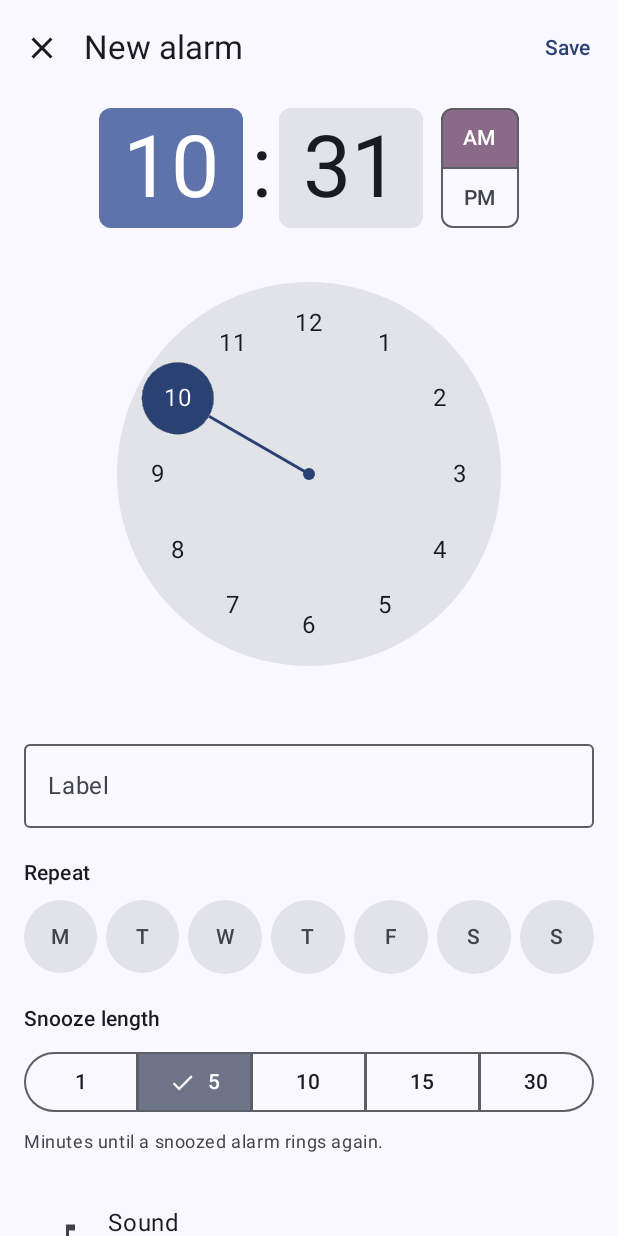
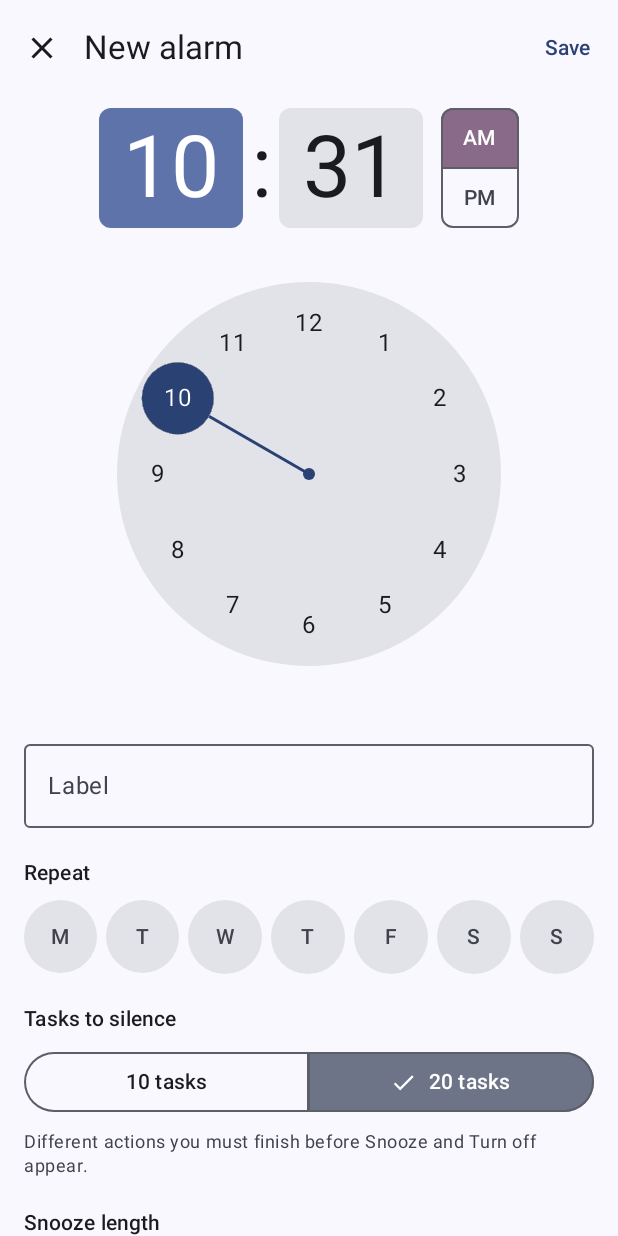
Before and after one commit to ltd2005the1st-source/clock-app, an Android app built with Jetpack Compose: the screen it shows after launch (MainActivity), after a tap on "Add alarm", on a phone screen of 412 x 824 dp. Run offline under Robolectric (Android 15) with nearby library versions, the phone set to English and light mode, and no system bars.

Commit message:
Add a 10-task option and a countdown mode
Each alarm (and each countdown) can ask for 10 or 20 different tasks;
10 is a random pick of the 20 challenge types. The new Countdown tab
starts a timer that rings exactly like an alarm when it runs out. A
running countdown can be cancelled before it rings.

Co-Authored-By: Claude Opus 5.5 <noreply@anthropic.com>
Claude-Session: https://claude.ai/code/session_017t8VGTdcqpjSHSj3kpP8e5

```diff
--- a/app/src/main/java/com/maxalarm/alarm/AlarmService.kt
+++ b/app/src/main/java/com/maxalarm/alarm/AlarmService.kt
@@ -22,7 +22,6 @@ import androidx.core.content.ContextCompat
 import com.maxalarm.MaxAlarmApp
 import com.maxalarm.R
 import com.maxalarm.core.Alarm
-import com.maxalarm.core.SNOOZE_STEPS
 import com.maxalarm.data.AlarmStore
 import com.maxalarm.ui.ringing.RingingActivity
 
@@ -179,11 +178,12 @@ class AlarmService : Service() {
             this, 0, RingingActivity.intent(this),
             PendingIntent.FLAG_UPDATE_CURRENT or PendingIntent.FLAG_IMMUTABLE,
         )
-        val title = ringing.lastOrNull()?.label?.takeIf { it.isNotBlank() } ?: "Alarm"
+        val title = ringing.lastOrNull()?.label?.takeIf { it.isNotBlank() }
+            ?: if (ringing.lastOrNull()?.id == Alarm.COUNTDOWN_ID) "Countdown finished" else "Alarm"
         return NotificationCompat.Builder(this, MaxAlarmApp.CHANNEL_RINGING)
             .setSmallIcon(R.drawable.ic_stat_alarm)
             .setContentTitle(title)
-            .setContentText("Complete all $SNOOZE_STEPS steps to snooze or turn it off. Tap to open.")
+            .setContentText("Finish all the tasks to snooze or turn it off. Tap to open.")
             .setCategory(NotificationCompat.CATEGORY_ALARM)
             .setPriority(NotificationCompat.PRIORITY_MAX)
             .setVisibility(NotificationCompat.VISIBILITY_PUBLIC)
--- a/app/src/main/java/com/maxalarm/alarm/RingSession.kt
+++ b/app/src/main/java/com/maxalarm/alarm/RingSession.kt
@@ -20,13 +20,17 @@ object RingSession {
         val current: ChallengeStep? get() = steps.getOrNull(completed)
         /** When several alarms ring together, the shortest snooze wins. */
         val snoozeMinutes: Int get() = alarms.minOf { it.snoozeMinutes }
+        val isCountdown: Boolean get() = alarms.all { it.id == com.maxalarm.core.Alarm.COUNTDOWN_ID }
     }
 
     private val _state = MutableStateFlow<State?>(null)
     val state: StateFlow<State?> = _state.asStateFlow()
 
     fun ensure(alarms: List<Alarm>) {
-        _state.update { it?.copy(alarms = alarms) ?: State(alarms, ChallengePlan.create(), 0) }
+        // Several alarms ringing together use the largest task count among them.
+        _state.update {
+            it?.copy(alarms = alarms) ?: State(alarms, ChallengePlan.create(alarms.maxOf { a -> a.taskCount }), 0)
+        }
     }
 
     /** Advances only if [index] is the step currently showing, so double taps can't skip steps. */
--- a/app/src/main/java/com/maxalarm/core/Alarm.kt
+++ b/app/src/main/java/com/maxalarm/core/Alarm.kt
@@ -18,6 +18,8 @@ data class Alarm(
     val vibrate: Boolean = true,
     /** Null means the system default alarm sound. */
     val ringtoneUri: String? = null,
+    /** How many different tasks silence it: 10 or 20. */
+    val taskCount: Int = DEFAULT_TASK_COUNT,
 ) {
     val repeats: Boolean get() = days.isNotEmpty()
 
@@ -25,6 +27,10 @@ data class Alarm(
         const val NEW_ID = 0
         const val DEFAULT_SNOOZE_MINUTES = 5
         val SNOOZE_CHOICES = listOf(1, 5, 10, 15, 30)
+        const val DEFAULT_TASK_COUNT = 20
+        val TASK_COUNT_CHOICES = listOf(10, 20)
+        /** Id used by countdowns, which aren't stored in the alarm list. */
+        const val COUNTDOWN_ID = -1
     }
 }
 
@@ -36,4 +42,10 @@ data class PendingSnooze(
     val requestCode: Int,
     val alarm: Alarm,
     val triggerAtMillis: Long,
+    /**
+     * True for a running countdown that hasn't rung yet. Unlike a snooze, a countdown can be
+     * cancelled before it goes off. Once it rings it behaves exactly like an alarm.
+     */
+    val isCountdown: Boolean = false,
+    val startedAtMillis: Long = 0,
 )
--- a/app/src/main/java/com/maxalarm/ui/AlarmListScreen.kt
+++ b/app/src/main/java/com/maxalarm/ui/AlarmListScreen.kt
@@ -63,7 +63,6 @@ import androidx.lifecycle.Lifecycle
 import androidx.lifecycle.compose.LifecycleEventEffect
 import com.maxalarm.core.Alarm
 import com.maxalarm.core.PendingSnooze
-import com.maxalarm.core.SNOOZE_STEPS
 import com.maxalarm.core.Schedule
 import kotlinx.coroutines.delay
 import java.time.Instant
@@ -77,6 +76,7 @@ fun AlarmListScreen(
     onAdd: () -> Unit,
     onOpen: (Alarm) -> Unit,
     onToggle: (Alarm, Boolean) -> Unit,
+    bottomBar: @Composable () -> Unit = {},
 ) {
     val scrollBehavior = TopAppBarDefaults.exitUntilCollapsedScrollBehavior()
     val now by produceState(ZonedDateTime.now()) {
@@ -95,6 +95,7 @@ fun AlarmListScreen(
                 scrollBehavior = scrollBehavior,
             )
         },
+        bottomBar = bottomBar,
         floatingActionButton = {
             ExtendedFloatingActionButton(
                 onClick = onAdd,
@@ -115,7 +116,7 @@ fun AlarmListScreen(
         ) {
             item { NextAlarmLine(alarms, snoozes, now) }
             item { SetupCard() }
-            items(snoozes, key = { "snooze-${it.requestCode}" }) { SnoozeCard(it) }
+            items(snoozes.filterNot { it.isCountdown }, key = { "snooze-${it.requestCode}" }) { SnoozeCard(it) }
             if (alarms.isEmpty()) {
                 item { EmptyState() }
             }
@@ -132,7 +133,7 @@ private fun NextAlarmLine(alarms: List<Alarm>, snoozes: List<PendingSnooze>, now
     val zone = ZoneId.systemDefault()
     val next = (
         alarms.filter { it.enabled }.map { Schedule.nextOccurrence(it, now) } +
-            snoozes.map { Instant.ofEpochMilli(it.triggerAtMillis).atZone(zone) }
+            snoozes.filterNot { it.isCountdown }.map { Instant.ofEpochMilli(it.triggerAtMillis).atZone(zone) }
         ).minOrNull()
     Text(
         text = if (next == null) "No alarms set" else "Next alarm ${Schedule.describeUntil(now, next)}",
@@ -199,7 +200,9 @@ private fun SnoozeCard(snooze: PendingSnooze) {
             Icon(Icons.Outlined.Snooze, contentDescription = null)
             Spacer(Modifier.width(16.dp))
             Column {
-                val name = snooze.alarm.label.ifBlank { "Alarm" }
+                val name = snooze.alarm.label.ifBlank {
+                    if (snooze.alarm.id == Alarm.COUNTDOWN_ID) "Countdown" else "Alarm"
+                }
                 Text("$name snoozed", style = MaterialTheme.typography.titleMedium, fontWeight = FontWeight.SemiBold)
                 Text(
                     "Rings again at ${TimeText.full(context, at)}. A snoozed alarm can't be cancelled.",
@@ -244,8 +247,8 @@ private fun VolumeNote() {
                 Text("Always at full volume", style = MaterialTheme.typography.titleSmall)
                 Text(
                     "Every alarm rings at your phone's maximum alarm volume, and the volume keys can't " +
-                        "lower it. A ringing alarm has no stop button: finish all $SNOOZE_STEPS steps, then choose " +
-                        "Snooze or Turn off for today.",
+                        "lower it. A ringing alarm has no stop button: finish all of its tasks (10 or 20), " +
+                        "then choose Snooze or Turn off for today.",
                     style = MaterialTheme.typography.bodyMedium,
                     color = MaterialTheme.colorScheme.onSurfaceVariant,
                 )
--- a/app/src/main/java/com/maxalarm/ui/EditAlarmScreen.kt
+++ b/app/src/main/java/com/maxalarm/ui/EditAlarmScreen.kt
@@ -144,6 +144,8 @@ fun EditAlarmScreen(
                 DayPicker(draft.days) { draft = draft.copy(days = it) }
             }
 
+            TaskCountPicker(draft.taskCount) { draft = draft.copy(taskCount = it) }
+
             Column(verticalArrangement = Arrangement.spacedBy(8.dp)) {
                 Text("Snooze length", style = MaterialTheme.typography.titleSmall)
                 SingleChoiceSegmentedButtonRow(Modifier.fillMaxWidth()) {
@@ -245,3 +247,48 @@ private fun DayPicker(selected: Set<DayOfWeek>, onChange: (Set<DayOfWeek>) -> Un
         }
     }
 }
+
+/** "Tasks to silence": 10 or 20 different actions before Snooze / Turn off appear. */
+@Composable
+fun TaskCountPicker(selected: Int, onChange: (Int) -> Unit) {
+    Column(verticalArrangement = Arrangement.spacedBy(8.dp)) {
+        Text("Tasks to silence", style = MaterialTheme.typography.titleSmall)
+        SingleChoiceSegmentedButtonRow(Modifier.fillMaxWidth()) {
+            Alarm.TASK_COUNT_CHOICES.forEachIndexed { i, count ->
+                SegmentedButton(
+                    selected = selected == count,
+                    onClick = { onChange(count) },
+                    shape = SegmentedButtonDefaults.itemShape(i, Alarm.TASK_COUNT_CHOICES.size),
+                    label = { Text("$count tasks") },
+                )
+            }
+        }
+        Text(
+            "Different actions you must finish before Snooze and Turn off appear.",
+            style = MaterialTheme.typography.bodySmall,
+            color = MaterialTheme.colorScheme.onSurfaceVariant,
+        )
+    }
+}
+
+@Composable
+fun SnoozeLengthPicker(selected: Int, onChange: (Int) -> Unit) {
+    Column(verticalArrangement = Arrangement.spacedBy(8.dp)) {
+        Text("Snooze length", style = MaterialTheme.typography.titleSmall)
+        SingleChoiceSegmentedButtonRow(Modifier.fillMaxWidth()) {
+            Alarm.SNOOZE_CHOICES.forEachIndexed { i, minutes ->
+                SegmentedButton(
+                    selected = selected == minutes,
+                    onClick = { onChange(minutes) },
+                    shape = SegmentedButtonDefaults.itemShape(i, Alarm.SNOOZE_CHOICES.size),
+                    label = { Text("$minutes") },
+                )
+            }
+        }
+        Text(
+            "Minutes until a snoozed alarm rings again.",
+            style = MaterialTheme.typography.bodySmall,
+            color = MaterialTheme.colorScheme.onSurfaceVariant,
+        )
+    }
+}
--- a/app/src/main/java/com/maxalarm/ui/MainActivity.kt
+++ b/app/src/main/java/com/maxalarm/ui/MainActivity.kt
@@ -6,7 +6,16 @@ import androidx.activity.ComponentActivity
 import androidx.activity.compose.BackHandler
 import androidx.activity.compose.setContent
 import androidx.activity.enableEdgeToEdge
+import androidx.compose.material.icons.Icons
+import androidx.compose.material.icons.outlined.Alarm
+import androidx.compose.material.icons.outlined.HourglassTop
+import androidx.compose.material3.Icon
+import androidx.compose.material3.NavigationBar
+import androidx.compose.material3.NavigationBarItem
+import androidx.compose.material3.Text
 import androidx.compose.runtime.Composable
+import androidx.compose.runtime.mutableIntStateOf
+import androidx.compose.runtime.saveable.rememberSaveable
 import androidx.compose.runtime.LaunchedEffect
 import androidx.compose.runtime.getValue
 import androidx.compose.runtime.mutableStateOf
@@ -46,6 +55,19 @@ private fun AppRoot() {
     val snoozes by store.snoozes.collectAsStateWithLifecycle()
     val ringing by RingSession.state.collectAsStateWithLifecycle()
     var editing by remember { mutableStateOf<Alarm?>(null) }
+    var tab by rememberSaveable { mutableIntStateOf(0) }
+    val bottomBar: @Composable () -> Unit = {
+        NavigationBar {
+            NavigationBarItem(
+                selected = tab == 0, onClick = { tab = 0 },
+                icon = { Icon(Icons.Outlined.Alarm, contentDescription = null) }, label = { Text("Alarms") },
+            )
+            NavigationBarItem(
+                selected = tab == 1, onClick = { tab = 1 },
+                icon = { Icon(Icons.Outlined.HourglassTop, contentDescription = null) }, label = { Text("Countdown") },
+            )
+        }
+    }
 
     // If an alarm goes off while the app is open, jump straight to the ringing screen.
     val isRinging = ringing != null
@@ -59,7 +81,9 @@ private fun AppRoot() {
     BackHandler(enabled = editing != null) { editing = null }
 
     val current = editing
-    if (current == null) {
+    if (current == null && tab == 1) {
+        CountdownScreen(countdowns = snoozes.filter { it.isCountdown }, bottomBar = bottomBar)
+    } else if (current == null) {
         AlarmListScreen(
             alarms = alarms,
             snoozes = snoozes,
@@ -72,6 +96,7 @@ private fun AppRoot() {
                 val saved = Alarms.setEnabled(context, alarm, on)
                 if (on) toastNext(context, saved)
             },
+            bottomBar = bottomBar,
         )
     } else {
         EditAlarmScreen(
```
Also changed, not shown: app/src/main/java/com/maxalarm/core/Challenges.kt (+5 -5 lines), app/src/main/java/com/maxalarm/data/AlarmStore.kt (+26 -4 lines), app/src/main/java/com/maxalarm/data/Alarms.kt (+15 -0 lines), app/src/main/java/com/maxalarm/ui/CountdownScreen.kt (added, +230 -0 lines), app/src/main/java/com/maxalarm/ui/ringing/RingingScreen.kt (+11 -10 lines), 2 other files.
